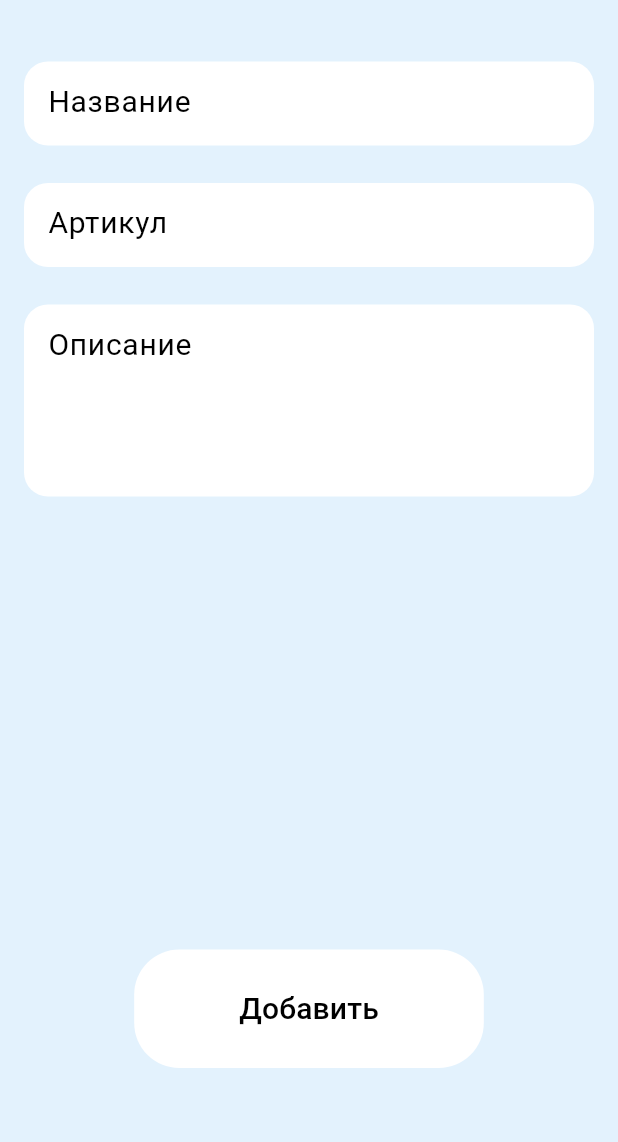
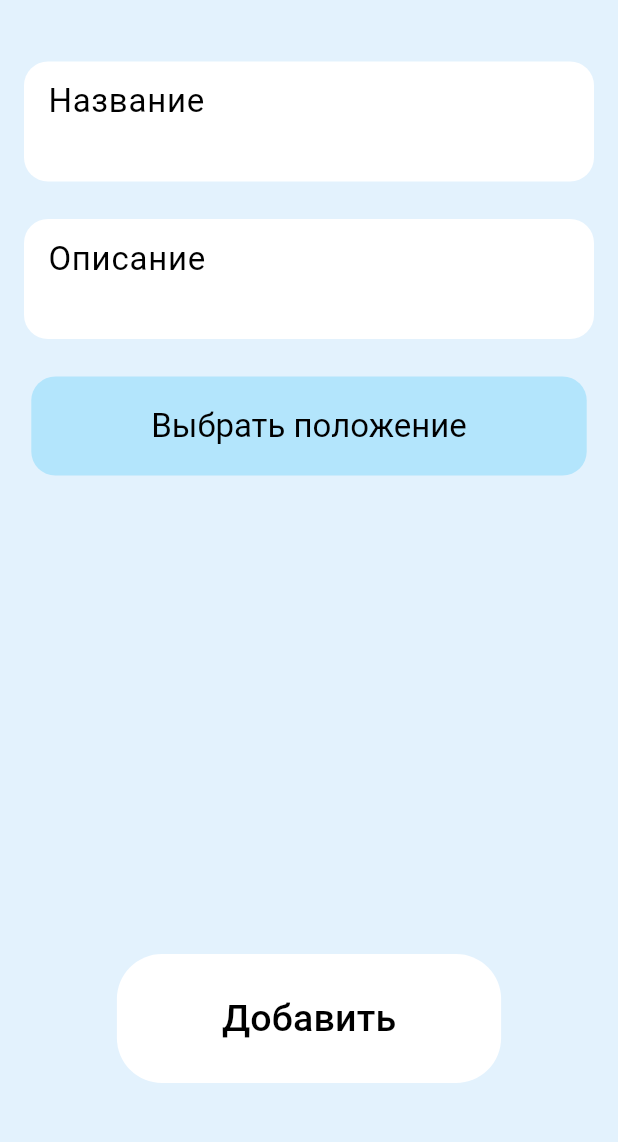
Before and after one commit to Eragon228/qr_code_app, a Flutter app: the NewItemScreen screen opened by its route, on a phone screen of 412 x 824 dp, the part 84-1226 px from its top. Run offline on Flutter 3.47's test engine with Material 3 defaults, Android fonts, the phone set to English and light mode, and no system bars; our stand-ins replace firebase_core, flutter_svg; accounts and stored records are empty; generated files the repository leaves out were written again.

Commit message:
stable version

```diff
--- a/lib/features/Widgets/list_property.dart
+++ b/lib/features/Widgets/list_property.dart
@@ -110,8 +110,8 @@ class _InventoryScreenState extends State<InventoryScreen> {
               },
               separatorBuilder: (context,index){
                 return Divider(
-                  color: Colors.grey,
-                  thickness: 1,
+                  color: Colors.lightBlueAccent[100],
+                  thickness: 0.4,
 
 
                 );
--- /dev/null
+++ b/lib/features/view/Items.dart
@@ -0,0 +1,53 @@
+import "package:flutter/material.dart";
+
+
+class Item {
+  final int id;
+  final String name;
+  final Location location;
+  final String description;
+
+  Item({
+    required this.id,
+    required this.name,
+    required this.location,
+    required this.description,
+  });
+
+  // Метод для преобразования объекта в JSON
+  Map<String, dynamic> toJson() {
+    return {
+      'id': id,
+      'name': name,
+      'location': location.toJson(),
+      'description': description,
+    };
+  }
+}
+
+class Location {
+  final int id;
+  final String floor;
+  final String room;
+  final String type;
+  final String? description;
+
+  Location({
+    required this.id,
+    required this.floor,
+    required this.room,
+    required this.type,
+    this.description,
+  });
+
+  // Метод для преобразования объекта в JSON
+  Map<String, dynamic> toJson() {
+    return {
+      'id': id,
+      'floor': floor,
+      'room': room,
+      'type': type,
+      'description': description,
+    };
+  }
+}
--- a/lib/features/view/new_thing.dart
+++ b/lib/features/view/new_thing.dart
@@ -1,10 +1,16 @@
 import 'package:flutter/material.dart';
 import 'package:flutter_svg/flutter_svg.dart';
-class NewItemScreen extends StatelessWidget {
+import 'view.dart';
+import 'choose.dart';
+class NewItemScreen extends StatefulWidget {
+  @override
+  _NewItemScreenState createState() => _NewItemScreenState();
+}
+
+class _NewItemScreenState extends State<NewItemScreen> {
   final TextEditingController nameController = TextEditingController();
-  final TextEditingController articleController = TextEditingController();
   final TextEditingController descriptionController = TextEditingController();
-
+  Location? selectedLocation; // Переменная для хранения выбранного положения
 
   @override
   Widget build(BuildContext context) {
@@ -26,11 +32,12 @@ class NewItemScreen extends StatelessWidget {
           children: [
             SizedBox(height: 25),
             TextField(
+              maxLines: 2,
               controller: nameController,
               decoration: InputDecoration(
                 alignLabelWithHint: true,
                 labelText: "Название",
-                labelStyle: TextStyle( color:Colors.black, fontSize: 20,),
+                labelStyle: TextStyle(color: Colors.black, fontSize: 22),
                 border: OutlineInputBorder(
                   borderRadius: BorderRadius.circular(16.0),
                   borderSide: BorderSide.none,
@@ -45,31 +52,12 @@ class NewItemScreen extends StatelessWidget {
             ),
             SizedBox(height: 25),
             TextField(
-              controller: articleController,
-              decoration: InputDecoration(
-                alignLabelWithHint: true,
-                labelText: "Артикул",
-                labelStyle: TextStyle( color:Colors.black, fontSize: 20,),
-                fillColor: Colors.white,
-                filled: true,
-                border: OutlineInputBorder(
-                  borderRadius: BorderRadius.circular(16.0),
-                  borderSide: BorderSide.none,
-                ),
-                focusedBorder: OutlineInputBorder(
-                  borderRadius: BorderRadius.circular(16.0),
-                  borderSide: BorderSide(color: Colors.blue),
-                ),
-              ),
-            ),
-            SizedBox(height: 25),
-            TextField(
               controller: descriptionController,
-              maxLines: 4,
+              maxLines: 2,
               decoration: InputDecoration(
                 alignLabelWithHint: true,
                 labelText: "Описание",
-                labelStyle: TextStyle( color:Colors.black, fontSize: 20,),
+                labelStyle: TextStyle(color: Colors.black, fontSize: 22),
                 border: OutlineInputBorder(
                   borderRadius: BorderRadius.circular(16.0),
                   borderSide: BorderSide.none,
@@ -82,10 +70,67 @@ class NewItemScreen extends StatelessWidget {
                 filled: true,
               ),
             ),
+            SizedBox(height: 25),
+            // Кнопка "Выбрать положение"
+            Center(
+              child: ElevatedButton(
+                onPressed: () async {
+                  // Открываем экран выбора положения и ждем результат
+                  final selectedLocation = await Navigator.push<Location>(
+                    context,
+                    MaterialPageRoute(
+                      builder: (context) => ChooseLocationScreen(),
+                    ),
+                  );
+
+                  // Если пользователь выбрал положение, сохраняем его
+                  if (selectedLocation != null) {
+                    setState(() {
+                      this.selectedLocation = selectedLocation;
+                    });
+                  }
+                },
+                style: ElevatedButton.styleFrom(
+                  padding: EdgeInsets.symmetric(vertical: 20.0, horizontal: 80.0),
+                  shape: RoundedRectangleBorder(
+                    borderRadius: BorderRadius.circular(16.0),
+                  ),
+                  backgroundColor: Colors.lightBlue[100],
+                  textStyle: TextStyle(color: Colors.black),
+                  elevation: 0,
+                ),
+                child: Text(
+                  "Выбрать положение",
+                  style: TextStyle(color: Colors.black, fontSize: 22),
+                ),
+              ),
+            ),
+            SizedBox(height: 30),
             Spacer(),
             ElevatedButton(
               onPressed: () {
-                // Действие добавления
+                if (nameController.text.isEmpty || descriptionController.text.isEmpty) {
+                  ScaffoldMessenger.of(context).showSnackBar(
+                    SnackBar(content: Text('Заполните все поля', style: TextStyle(fontSize: 24))),
+                  );
+                  return;
+                }
+
+                if (selectedLocation == null) {
+                  ScaffoldMessenger.of(context).showSnackBar(
+                    SnackBar(content: Text('Выберите положение', style: TextStyle(fontSize: 24))),
+                  );
+                  return;
+                }
+
+                final newItem = Item(
+                  id: DateTime.now().millisecondsSinceEpoch,
+                  name: nameController.text,
+                  description: descriptionController.text,
+                  location: selectedLocation!,
+                );
+
+                print(newItem.toJson());
               },
               style: ElevatedButton.styleFrom(
                 padding: EdgeInsets.symmetric(vertical: 25, horizontal: 70),
@@ -95,9 +140,9 @@ class NewItemScreen extends StatelessWidget {
                 backgroundColor: Colors.white,
                 elevation: 0,
               ),
-              child: Text("Добавить", style: TextStyle(color: Colors.black, fontSize: 20)),
+              child: Text("Добавить", style: TextStyle(color: Colors.black, fontSize: 25)),
             ),
-            SizedBox(height: 40,)
+            SizedBox(height: 30),
           ],
         ),
       ),
--- a/lib/features/view/view.dart
+++ b/lib/features/view/view.dart
@@ -2,3 +2,5 @@ export 'home_screen.dart';
 export 'new_thing.dart';
 export 'uploading_data.dart';
 export 'loginScreen.dart';
+export 'Items.dart';
+export 'choose.dart';
--- a/lib/router/routes.dart
+++ b/lib/router/routes.dart
@@ -1,6 +1,9 @@
+import 'package:flutter/material.dart';
+
 import '../features/Widgets/Widgets.dart';
 import '/features/view/view.dart';
-import '';
+
+
 final routes={
   "/" : (context) => LoginScreen(),
   "/profile" : (context)=>ProfileScreen(),
@@ -8,4 +11,6 @@ final routes={
   "/new_thing" : (context)=>NewItemScreen(),
   "/uploading_thing" : (context)=>DataExportScreen(),
   "/main_screen": (context)=>HomePage(),
+  //"/generator": (context) {}
+  "/choose":(context) =>ChooseLocationScreen(),
 };
--- a/pubspec.yaml
+++ b/pubspec.yaml
@@ -16,6 +16,8 @@ dependencies:
   dio: ^5.7.0
   cupertino_icons: ^1.0.2
   flutter_svg: ^2.0.0
+  qr_flutter: ^4.0.0
+  firebase_core: ^2.24.2
 
 dev_dependencies:
   flutter_test:
```
Also changed, not shown: lib/features/Widgets/new_pos.dart (+27 -10 lines), lib/features/view/choose.dart (+54 -75 lines), lib/main.dart (+10 -1 lines), pubspec.lock, 2 other files.
